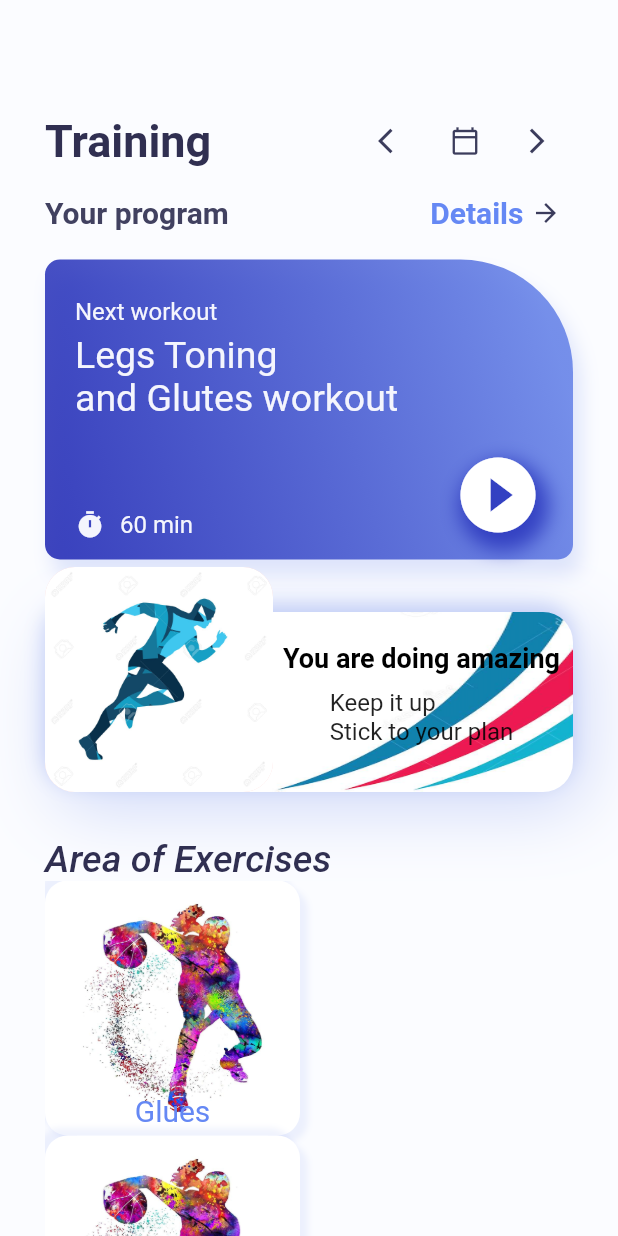
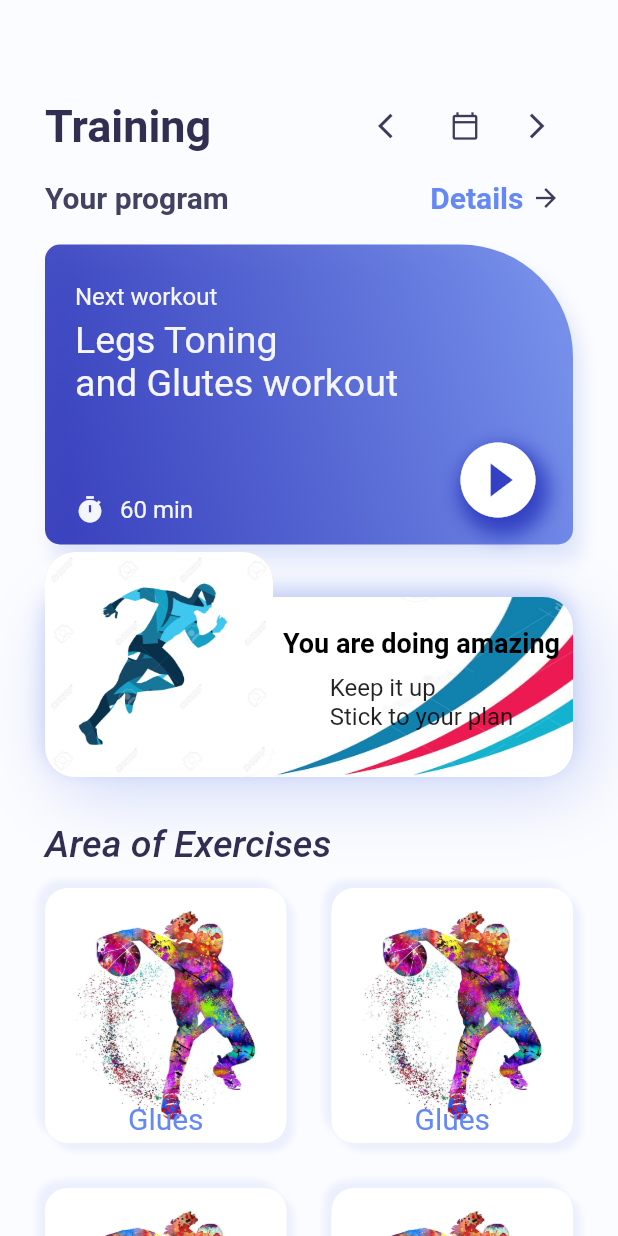
Before and after one commit to tommybarral/Workout-app, a Flutter app: the screen it shows after launch, on a phone screen of 412 x 824 dp. Run offline on Flutter 3.47's test engine with Material 2 defaults, Android fonts, the phone set to English and light mode, and no system bars.

Commit message:
home-page updated

```diff
--- a/lib/main.dart
+++ b/lib/main.dart
@@ -1,6 +1,7 @@
 import 'package:flutter/material.dart';
 import 'package:flutter/services.dart';
 import 'package:workout_app/screens/home_page_screen.dart';
+//import 'package:workout_app/screens/training_details_screen.dart';
 
 void main() {
   SystemChrome.setPreferredOrientations([
@@ -19,6 +20,10 @@ class MyApp extends StatelessWidget {
         primarySwatch: Colors.blue,
       ),
       home: HomePageScreen(),
+      routes: {
+        HomePageScreen.routeName: (context) => HomePageScreen(),
+        //TrainingDetailsScreen.routeName: (context) => TrainingDetailsScreen(),
+      },
     );
   }
 }
--- a/lib/screens/home_page_screen.dart
+++ b/lib/screens/home_page_screen.dart
@@ -1,8 +1,10 @@
 import 'package:flutter/material.dart';
+//import 'package:workout_app/screens/training_details_screen.dart';
 import '../models/app_color.dart' as color;
 import '../models/training_data.dart';
 
 class HomePageScreen extends StatefulWidget {
+  static const routeName = '/home-page';
   @override
   _HomePageScreenState createState() => _HomePageScreenState();
 }
@@ -28,7 +30,7 @@ class _HomePageScreenState extends State<HomePageScreen> {
     return Scaffold(
       backgroundColor: color.AppColor.homePageBackground,
       body: Container(
-        padding: EdgeInsets.only(top: 70, left: 30, right: 30),
+        padding: EdgeInsets.only(top: 60, left: 30, right: 30),
         child: Column(
           children: [
             Row(
@@ -46,7 +48,9 @@ class _HomePageScreenState extends State<HomePageScreen> {
               children: [
                 Text('Your program', style: TextStyle(fontSize: 20, color: color.AppColor.homePageSubtitle, fontWeight: FontWeight.w700),),
                 Spacer(),
-                TextButton(onPressed: () {}, child: Row(
+                TextButton(onPressed: () {
+                  //Navigator.of(context).pushNamed(TrainingDetailsScreen.routeName);
+                }, child: Row(
                   children: [
                     Text('Details', style: TextStyle(fontSize: 20, color: color.AppColor.homePageDetail, fontWeight: FontWeight.w700),),
                     SizedBox(width: 5),
@@ -218,21 +222,30 @@ class _HomePageScreenState extends State<HomePageScreen> {
               ],
             ),
             Expanded(
+              child: OverflowBox(
+                maxWidth: MediaQuery.of(context).size.width,
+                child: MediaQuery.removePadding(
+                  removeTop: true,
+                  context: context,
                   child: ListView.builder(
-                //itemCount: info.length,
+                    //itemCount: (info.length.toDouble()/2).toInt(),
                     itemCount: 4,
-                  itemBuilder: (ctx, index) => Row(
+                      itemBuilder: (ctx, index) {
+                      int a = 2*index;
+                      int b = 2*index + 1;
+                      return Row(
                           children: [
                             Container(
                               height: 170,
-                        width: 170,
+                              width: (MediaQuery.of(context).size.width - 90) / 2,
+                              margin: EdgeInsets.only(left: 30, bottom: 15, top: 15),
                               padding: EdgeInsets.only(bottom: 5),
                               decoration: BoxDecoration(
                                   color: Colors.white,
                                   borderRadius: BorderRadius.circular(15),
                                   image: DecorationImage(
                                     image: AssetImage(
-                              //info[index]['img']
+                                      //info[a]['img']
                                       'images/ex1.jpg',
                                     ),
                                   ),
@@ -253,7 +266,48 @@ class _HomePageScreenState extends State<HomePageScreen> {
                                 child: Align(
                                   alignment: Alignment.bottomCenter,
                                   child: Text(
-                              // info[index]['text']
+                                    // info[a]['text']
+                                    'Glues',
+                                    style: TextStyle(
+                                        fontSize: 20, color:
+                                    color.AppColor.homePageDetail
+                                    ),
+                                  ),
+                                ),
+                              ),
+                            ),
+                            Container(
+                              height: 170,
+                              width: (MediaQuery.of(context).size.width - 90) / 2,
+                              margin: EdgeInsets.only(left: 30, bottom: 15, top: 15),
+                              padding: EdgeInsets.only(bottom: 5),
+                              decoration: BoxDecoration(
+                                  color: Colors.white,
+                                  borderRadius: BorderRadius.circular(15),
+                                  image: DecorationImage(
+                                    image: AssetImage(
+                                      //info[b]['img']
+                                      'images/ex1.jpg',
+                                    ),
+                                  ),
+                                  boxShadow: [
+                                    BoxShadow(
+                                      blurRadius: 3,
+                                      offset: Offset(5,5),
+                                      color: color.AppColor.gradientSecond.withOpacity(0.1),
+                                    ),
+                                    BoxShadow(
+                                      blurRadius: 3,
+                                      offset: Offset(-5,-5),
+                                      color: color.AppColor.gradientSecond.withOpacity(0.1),
+                                    ),
+                                  ]
+                              ),
+                              child: Center(
+                                child: Align(
+                                  alignment: Alignment.bottomCenter,
+                                  child: Text(
+                                    // info[b]['text']
                                     'Glues',
                                     style: TextStyle(
                                         fontSize: 20, color:
@@ -264,6 +318,9 @@ class _HomePageScreenState extends State<HomePageScreen> {
                               ),
                             ),
                           ],
+                        );
+                      }
+                  ),
                 ),
               ),
             ),
```
Lines whose indentation alone changed are shown as unchanged.
